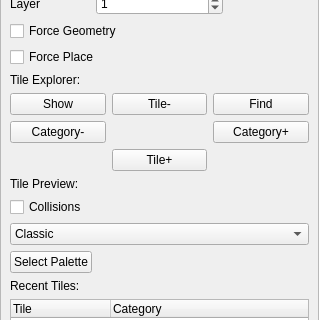
Old version of the form ui/uifiles/editors/tiles.ui in the repository timofey260/RWE-Sharp; both pictures show x 0 to 319 and y 123 to 443 of the 319 by 785 pixel window.
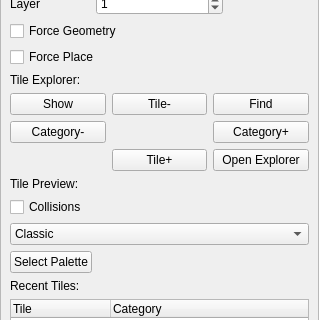
New version of the form. Icons and pictures are not drawn.

Patch:
```diff
--- a/ui/uifiles/editors/tiles.ui
+++ b/ui/uifiles/editors/tiles.ui
@@ -346,6 +346,13 @@
            </property>
           </widget>
          </item>
+         <item row="2" column="2">
+          <widget class="QPushButton" name="OpenExplorer">
+           <property name="text">
+            <string>Open Explorer</string>
+           </property>
+          </widget>
+         </item>
         </layout>
        </item>
        <item>
```
